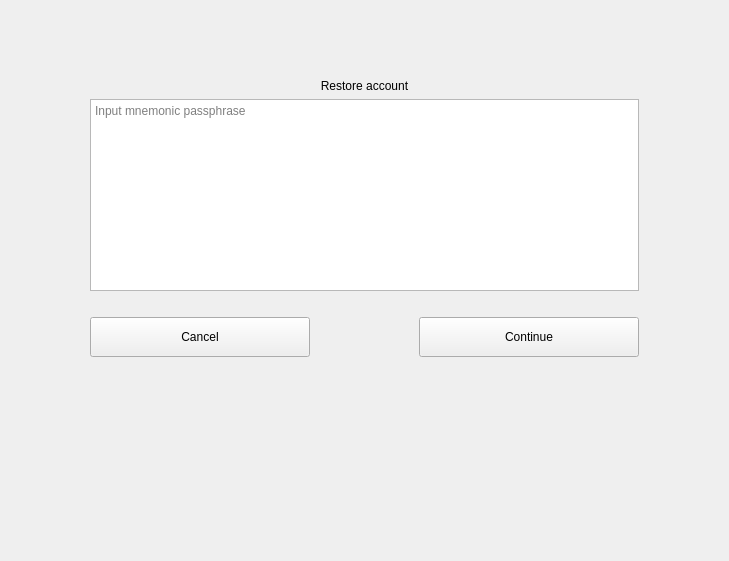
Qt form windows/c_enterseed.ui (0xkobe/mwc-wallet) before a commit.
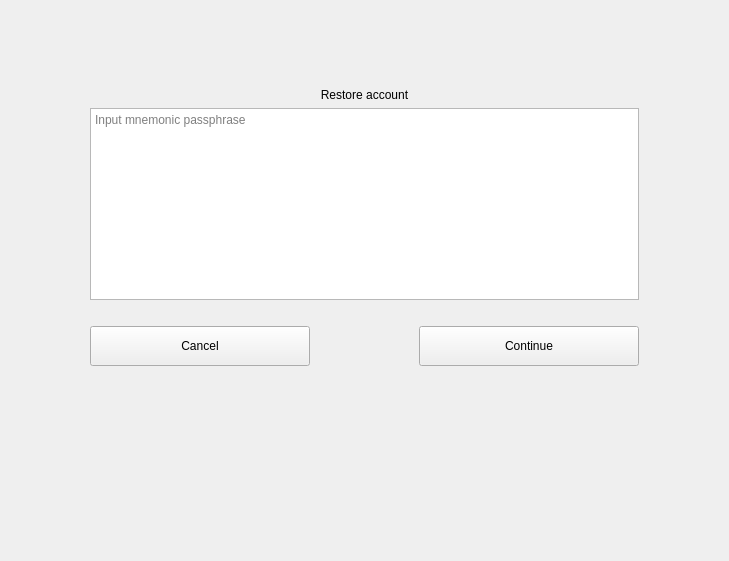
The same form after that commit. Icons and pictures are not drawn. Custom widgets are drawn as their Qt base class.

What changed in the file:
```diff
--- a/windows/c_enterseed.ui
+++ b/windows/c_enterseed.ui
@@ -225,14 +225,14 @@
        </property>
        <property name="minimumSize">
         <size>
-         <width>=100</width>
-         <height>50</height>
+         <width>=50</width>
+         <height>25</height>
         </size>
        </property>
        <property name="maximumSize">
         <size>
-         <width>100</width>
-         <height>50</height>
+         <width>50</width>
+         <height>25</height>
         </size>
        </property>
        <property name="text">
@@ -248,13 +248,13 @@
        <property name="minimumSize">
         <size>
          <width>1</width>
-         <height>50</height>
+         <height>25</height>
         </size>
        </property>
        <property name="maximumSize">
         <size>
          <width>1</width>
-         <height>50</height>
+         <height>25</height>
         </size>
        </property>
       </widget>
```
